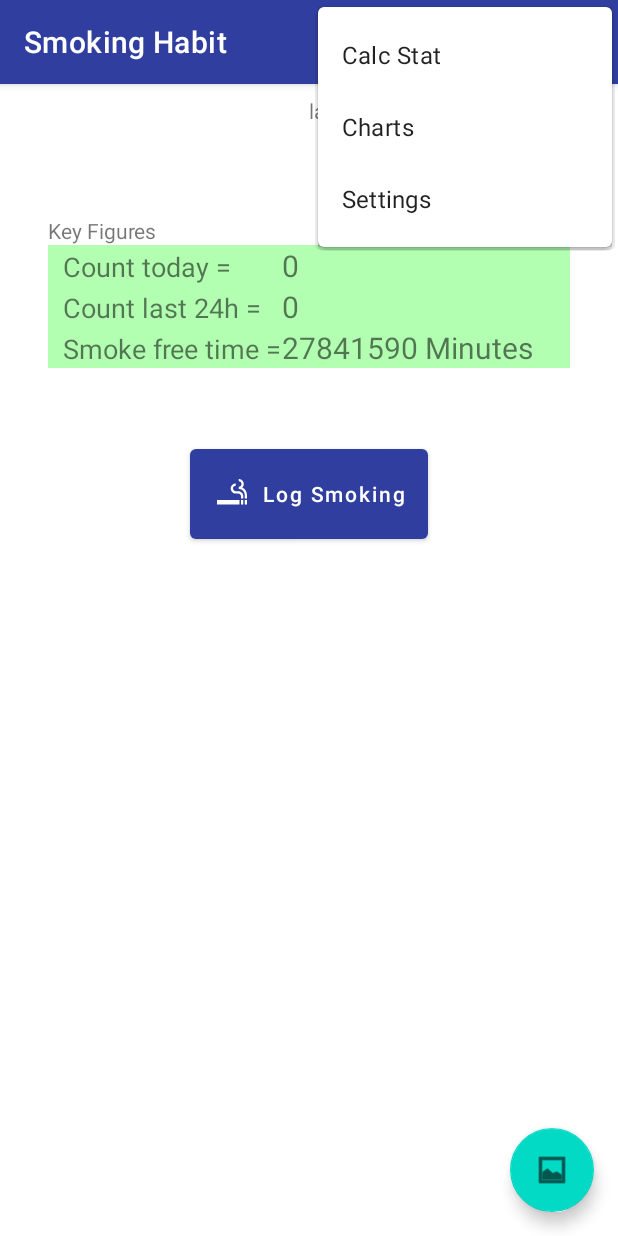
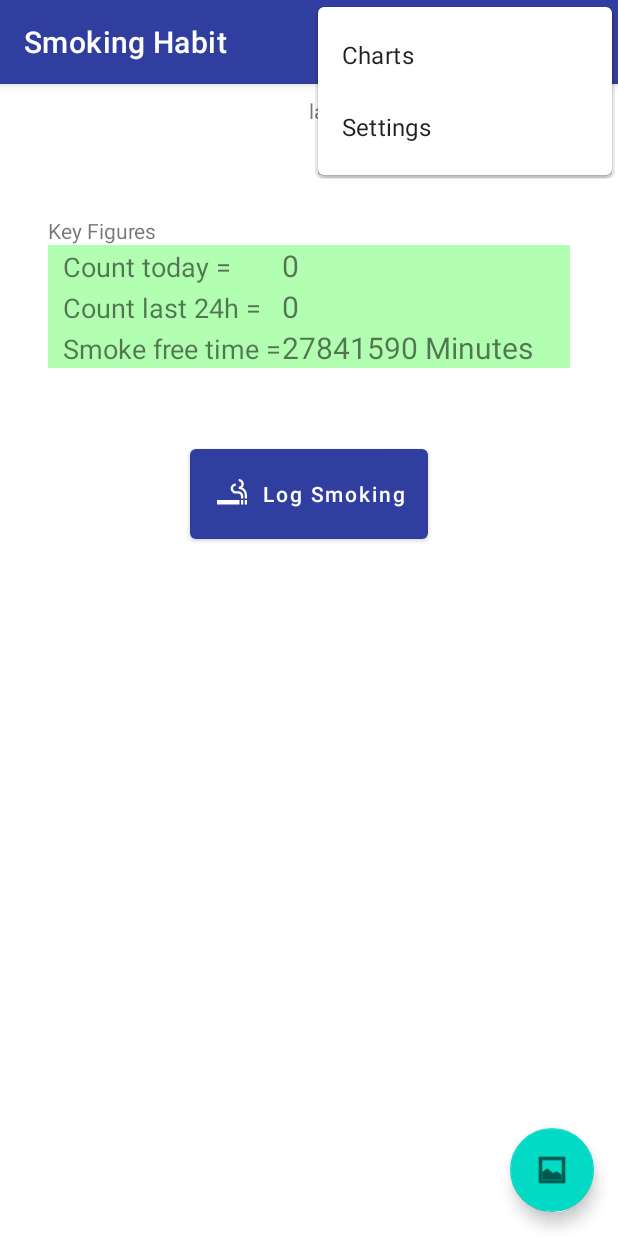
Before and after one commit to reger24/SmokingHabit, an Android app: the screen it shows after launch (MainActivity), with the options menu open, on a phone screen of 412 x 824 dp. Run offline under Robolectric (Android 15) with nearby library versions, the phone set to English and light mode, and no system bars.

Commit message:
Hide unused function in main menu

```diff
--- a/app/src/main/res/menu/menu_main.xml
+++ b/app/src/main/res/menu/menu_main.xml
@@ -9,7 +9,10 @@
         app:showAsAction="never" />
     <item
         android:id="@+id/calcstat"
-        android:title="Calc Stat" />
+        android:checkable="false"
+        android:enabled="false"
+        android:title="Calc Stat"
+        android:visible="false" />
     <item
         android:id="@+id/showchart"
         android:title="@string/action_charts" />
```
Also changed, not shown: 1 other file.
